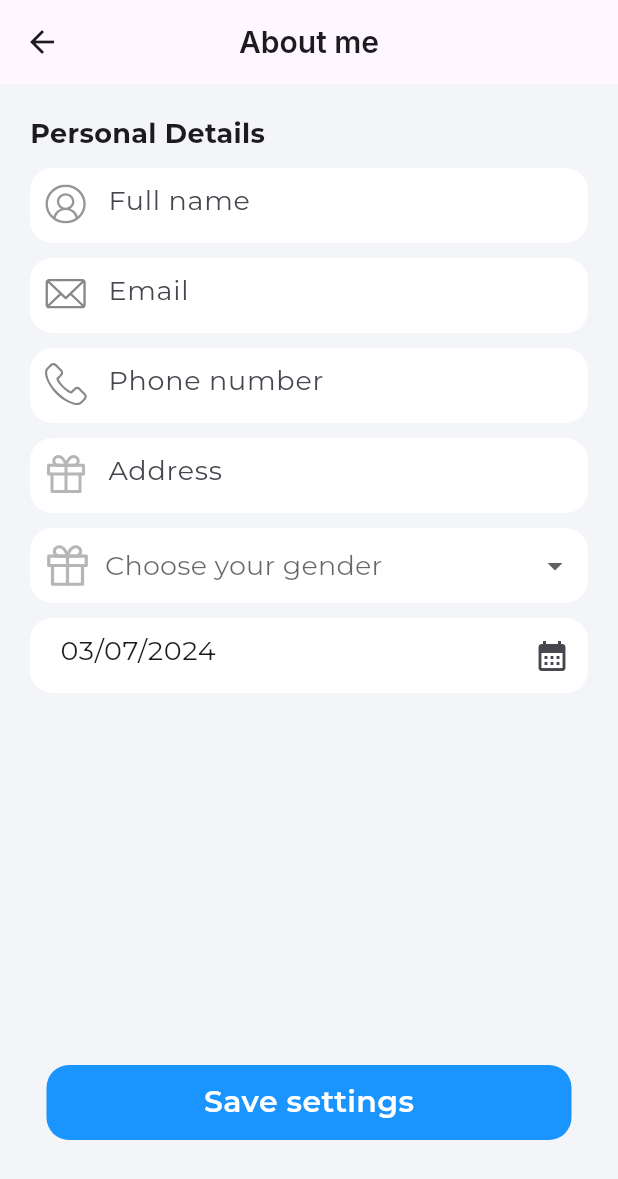
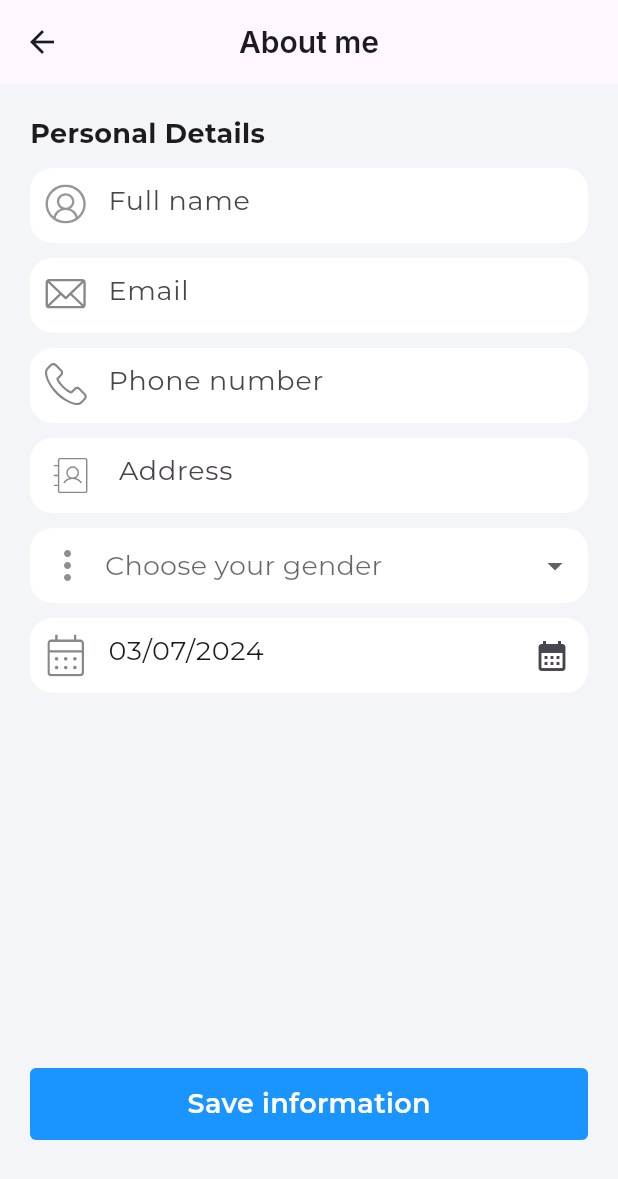
Before and after one commit to ThachSangW3G/FightBooking_Mobile_FE, a Flutter app: the AboutMe screen opened directly, on a phone screen of 412 x 824 dp. Shown: the top 1179 px of the screen. Run offline on Flutter 3.47's test engine with Material 3 defaults, Android fonts, the phone set to English and light mode, and no system bars; our stand-ins replace barcode_widget, cached_network_image, flutter_svg, freezed_annotation, get, google_fonts and 7 more; missing offline and left inert: country_list_pick, dart:ffi, flutter_stripe; accounts and stored records are empty; network calls fail; project files that could hold a hidden picture were left out.

Commit message:
styles: add resourse icon for profile

```diff
--- a/lib/screens/accounts/about_screen.dart
+++ b/lib/screens/accounts/about_screen.dart
@@ -1,3 +1,4 @@
+import 'package:flightbooking_mobile_fe/components/login_signup/button_blue.dart';
 import 'package:flightbooking_mobile_fe/constants/app_border.dart';
 import 'package:flightbooking_mobile_fe/constants/app_colors.dart';
 import 'package:flightbooking_mobile_fe/constants/app_styles.dart';
@@ -47,7 +48,6 @@ class _AboutMeState extends State<AboutMe> {
     if (fullName.isEmpty ||
         phoneNumber.isEmpty ||
         address.isEmpty ||
-        personalId.isEmpty ||
         dayOfBirth == null ||
         valueGender == null) {
       final snackdemo = SnackBar(
@@ -120,8 +120,6 @@ class _AboutMeState extends State<AboutMe> {
   void getUserByToken() async {
     currentUser = userController.currentUser.value;
 
-    print(currentUser!.dayOfBirth);
-
     setState(() {
       if (currentUser != null) {
         if (currentUser!.fullName != null) {
@@ -159,7 +157,6 @@ class _AboutMeState extends State<AboutMe> {
 
   @override
   void initState() {
-    // TODO: implement initState
     super.initState();
     getUserByToken();
   }
@@ -284,7 +281,7 @@ class _AboutMeState extends State<AboutMe> {
                         prefixIcon: Padding(
                           padding: const EdgeInsets.all(10.0),
                           child: SvgPicture.asset(
-                            'assets/icons/gift.svg',
+                            'assets/icons/address.svg',
                           ),
                         )),
                   ),
@@ -305,7 +302,7 @@ class _AboutMeState extends State<AboutMe> {
                         height: 30,
                         width: 30,
                         child: SvgPicture.asset(
-                          'assets/icons/gift.svg',
+                          'assets/icons/option.svg',
                         ),
                       ),
                       const SizedBox(
@@ -354,6 +351,12 @@ class _AboutMeState extends State<AboutMe> {
                       decoration: InputDecoration(
                           hintText: 'dd/MM/yyyy',
                           hintStyle: kLableTextBlackMinium,
+                          prefixIcon: Padding(
+                            padding: const EdgeInsets.all(10.0),
+                            child: SvgPicture.asset(
+                              'assets/icons/date.svg',
+                            ),
+                          ),
                           suffixIcon: InkWell(
                               onTap: () {
                                 showDatePicker(
@@ -376,33 +379,10 @@ class _AboutMeState extends State<AboutMe> {
               ]),
               Positioned(
                   bottom: 140,
-                  child: InkWell(
-                    onTap: changeInfor,
-                    child: Container(
-                      height: 50,
-                      width: 350,
-                      decoration: const BoxDecoration(
-                          color: AppColors.blue,
-                          borderRadius: BorderRadius.all(Radius.circular(15))),
-                      child: Center(
-                        child: _isLoading
-                            ? const SizedBox(
-                                height: 30,
-                                width: 30,
-                                child: CircularProgressIndicator(
-                                  color: AppColors.white,
-                                ),
-                              )
-                            : Text(
-                                'Save settings',
-                                style: GoogleFonts.montserrat(
-                                    textStyle: const TextStyle(
-                                        color: AppColors.white,
-                                        fontSize: 20,
-                                        fontWeight: FontWeight.w600)),
-                              ),
-                      ),
-                    ),
+                  child: ButtonBlue(
+                    des: "Save information",
+                    onPress: changeInfor,
+                    isLoading: _isLoading,
                   ))
             ],
           ),
--- a/lib/screens/accounts/account_screen.dart
+++ b/lib/screens/accounts/account_screen.dart
@@ -182,12 +182,12 @@ class _AccountScreenState extends State<AccountScreen> {
                       Get.to(() => const ChangePassword());
                     },
                     child: const Tile(
-                        icon: 'assets/icons/notification.svg',
+                        icon: 'assets/icons/change_password.svg',
                         haveArrowRight: true,
                         title: 'Change password'),
                   ),
                   const Tile(
-                      icon: 'assets/icons/notification.svg',
+                      icon: 'assets/icons/carbon_policy.svg',
                       haveArrowRight: true,
                       title: 'Policy'),
                   const SizedBox(
--- a/lib/screens/accounts/change_password.dart
+++ b/lib/screens/accounts/change_password.dart
@@ -50,7 +50,7 @@ class _ChangePasswordState extends State<ChangePassword> {
     if (newPassword != confirmNewPassword) {
       final snackdemo = SnackBar(
         content: Text(
-          'Thông tin chưa đúng!',
+          'Vui lòng xác nhận lại mật khẩu!',
           style: kLableW800White,
         ),
         backgroundColor: Colors.red,
@@ -85,7 +85,7 @@ class _ChangePasswordState extends State<ChangePassword> {
     } else {
       final snackdemo = SnackBar(
         content: Text(
-          'Thay đổi mật khẩu không thành công!',
+          'Mật khẩu vừa nhập không chính xác!',
           style: kLableW800White,
         ),
         backgroundColor: Colors.red,
--- a/lib/screens/splash/splash_one_screen.dart
+++ b/lib/screens/splash/splash_one_screen.dart
@@ -79,7 +79,7 @@ class _SplashOneScreenState extends State<SplashOneScreen> {
                 child: Padding(
                   padding: const EdgeInsets.all(30.0),
                   child: Text(
-                    'Make your own trip',
+                    'Welcome to\nFlight Booking',
                     style: GoogleFonts.montserrat(
                         textStyle: const TextStyle(
                             color: Colors.black87,
--- a/lib/screens/splash/splash_three_screen.dart
+++ b/lib/screens/splash/splash_three_screen.dart
@@ -74,7 +74,7 @@ class _SplashThreeScreenState extends State<SplashThreeScreen> {
                 child: Padding(
                   padding: const EdgeInsets.all(30.0),
                   child: Text(
-                    'Make your own trip',
+                    'Hello, How can I help you?',
                     style: GoogleFonts.montserrat(
                         textStyle: const TextStyle(
                             color: Colors.black87,
@@ -99,7 +99,7 @@ class _SplashThreeScreenState extends State<SplashThreeScreen> {
                 child: Padding(
                   padding: const EdgeInsets.all(30.0),
                   child: Text(
-                    'Make your own trip',
+                    'I am looking for a flight',
                     style: GoogleFonts.montserrat(
                         textStyle: const TextStyle(
                             color: Colors.black87,
@@ -124,7 +124,7 @@ class _SplashThreeScreenState extends State<SplashThreeScreen> {
                 child: Padding(
                   padding: const EdgeInsets.all(30.0),
                   child: Text(
-                    'Make your own trip',
+                    'I am looking for a hotel',
                     style: GoogleFonts.montserrat(
                         textStyle: const TextStyle(
                             color: Colors.black87,
--- a/lib/screens/splash/splash_two_screen.dart
+++ b/lib/screens/splash/splash_two_screen.dart
@@ -74,7 +74,7 @@ class _SplashTwoScreenState extends State<SplashTwoScreen> {
                 child: Padding(
                   padding: const EdgeInsets.all(30.0),
                   child: Text(
-                    'Make your own trip',
+                    'What are you looking for?',
                     style: GoogleFonts.montserrat(
                         textStyle: const TextStyle(
                             color: Colors.black87,
@@ -99,7 +99,7 @@ class _SplashTwoScreenState extends State<SplashTwoScreen> {
                 child: Padding(
                   padding: const EdgeInsets.all(30.0),
                   child: Text(
-                    'Make your own trip',
+                    'I love to travel',
                     style: GoogleFonts.montserrat(
                         textStyle: const TextStyle(
                             color: Colors.black87,
--- a/lib/widgets/home/review_widgets.dart
+++ b/lib/widgets/home/review_widgets.dart
@@ -49,10 +49,10 @@ class ReviewWidgets extends StatelessWidget {
                 height: 10.0,
               ),
               Padding(
-                padding: const EdgeInsets.symmetric(horizontal: 10),
+                padding: const EdgeInsets.symmetric(horizontal: 15),
                 child: Text(
                   title,
-                  style: kLableSize15Grey,
+                  style: kLableSize15Black,
                 ),
               )
             ],
```
Also changed, not shown: lib/controllers/user_controller.dart (+17 -1 lines), lib/screens/accounts/notification_screen.dart (+7 -16 lines), lib/screens/home/home_screen.dart (+23 -6 lines), assets/icons/aboutme.svg, assets/icons/address.svg (added), assets/icons/carbon_policy.svg, assets/icons/change_password.svg, assets/icons/date.svg (added), assets/icons/option.svg, assets/images/splash1.png, assets/images/splash2.png.
